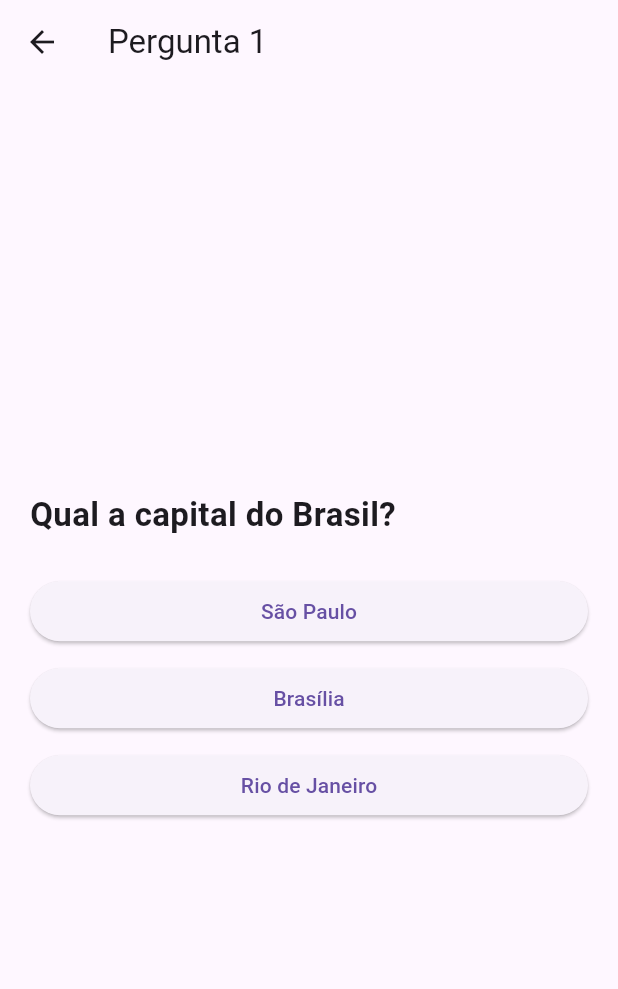
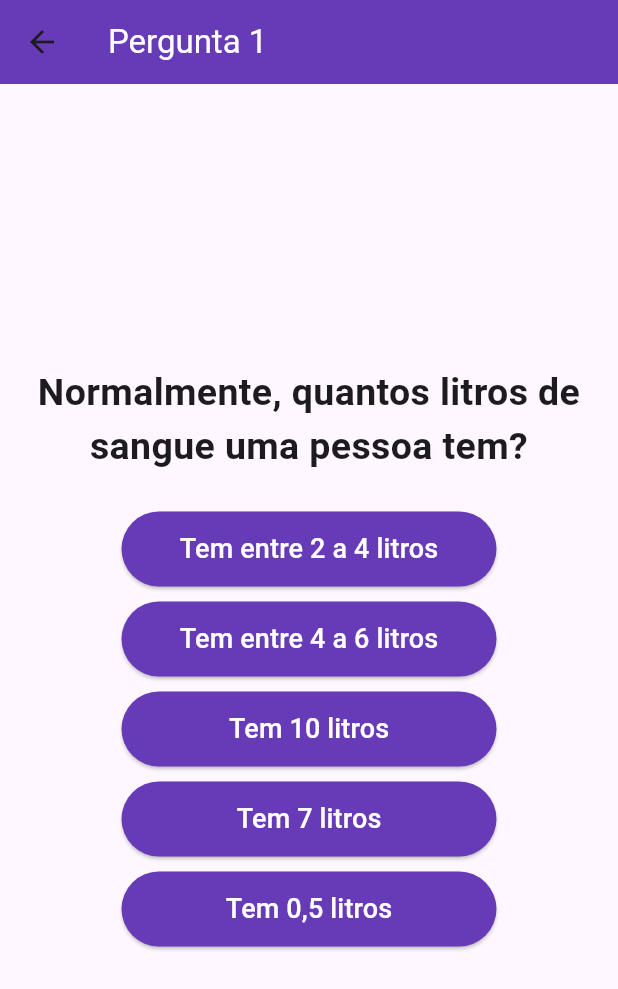
Before and after one commit to Gustavo-gsl/DevMob_Quizz, a Flutter app: the QuizPage screen opened directly with empty values, on a phone screen of 412 x 824 dp. Shown: the top 989 px of the screen. Run offline on Flutter 3.47's test engine with Material 3 defaults, Android fonts, the phone set to English and light mode, and no system bars.

Commit message:
Estilizando Telas

```diff
--- a/lib/main.dart
+++ b/lib/main.dart
@@ -11,9 +11,8 @@ class QuizApp extends StatelessWidget {
   @override
   Widget build(BuildContext context) {
     return MaterialApp(
-      title: 'Quiz em Flutter',
+      title: 'Quizz',
       debugShowCheckedModeBanner: false,
-      theme: ThemeData(primarySwatch: Colors.blue),
       home: const NomeJogadorPage(),
     );
   }
@@ -43,7 +42,7 @@ class _NomeJogadorPageState extends State<NomeJogadorPage> {
   Widget build(BuildContext context) {
     return Scaffold(
       appBar: AppBar(
-        title: const Text("Bem-vindo ao Quiz",
+        title: const Text("Bem-vindo ao Quizz",
           style: TextStyle(color: Colors.white)
           ),
           backgroundColor: Colors.deepPurple,
@@ -61,7 +60,7 @@ class _NomeJogadorPageState extends State<NomeJogadorPage> {
               onPressed: _iniciarQuiz,
               style: ElevatedButton.styleFrom(backgroundColor: Colors.deepPurple),
               child: const Text("Jogar",
-                style: TextStyle(color: Colors.white),
+                style: TextStyle(fontSize: 18, color: Colors.white),
                 ),
             )
           ],
@@ -70,11 +69,3 @@ class _NomeJogadorPageState extends State<NomeJogadorPage> {
     );
   }
 }
-
-class Pergunta {
-  final String enunciado;
-  final List<String> alternativas;
-  final int respostaCorreta;
-
-  Pergunta(this.enunciado, this.alternativas, this.respostaCorreta);
-}
--- a/lib/screens/quiz.dart
+++ b/lib/screens/quiz.dart
@@ -1,5 +1,4 @@
 import 'package:flutter/material.dart';
-import '../main.dart';
 import 'resultado.dart';
 
 class QuizPage extends StatefulWidget {
@@ -11,26 +10,75 @@ class QuizPage extends StatefulWidget {
   State<QuizPage> createState() => _QuizPageState();
 }
 
+class Pergunta {
+  final String enunciado;
+  final List<String> alternativas;
+  final int respostaCorreta;
+
+  Pergunta(this.enunciado, this.alternativas, this.respostaCorreta);
+}
+
 class _QuizPageState extends State<QuizPage> {
   int perguntaAtual = 0;
   int pontuacao = 0;
 
   final List<Pergunta> perguntas = [
-    Pergunta("Qual a capital do Brasil?",
-        ["São Paulo", "Brasília", "Rio de Janeiro"], 1),
-    Pergunta("Quanto é 7 x 8?", ["54", "56", "64"], 1),
-    Pergunta("Quem desenvolveu a linguagem Dart?",
-        ["Apple", "Google", "Microsoft"], 1),
-    Pergunta("Qual desses é um sistema operacional?",
-        ["Python", "Linux", "HTML"], 1),
-    Pergunta("Qual desses animais é um mamífero?",
-        ["Tubarão", "Golfinho", "Jacaré"], 1),
+    Pergunta(
+      "Normalmente, quantos litros de sangue uma pessoa tem?",
+      [
+        "Tem entre 2 a 4 litros",
+        "Tem entre 4 a 6 litros",
+        "Tem 10 litros",
+        "Tem 7 litros",
+        "Tem 0,5 litros"
+      ],
+      1),
+    Pergunta(
+      "De quem e a famosa frase \"Penso, logo existo\"?",
+      [
+        "Platao",
+        "Galileu Galilei",
+        "Descartes",
+        "Socrates",
+        "Francis Bacon"
+      ],
+      2),
+    Pergunta(
+      "Qual o livro mais vendido no mundo a seguir da Biblia?",
+      [
+        "O Senhor dos Aneis",
+        "O Pequeno Principe",
+        "Ela, a Feiticeira",
+        "Um Conto de Duas Cidades",
+        "Dom Quixote"
+      ],
+      4),
+    Pergunta(
+      "Qual a traducao da frase \"Fabiano cogio su saco antes de salir\"?",
+      [
+        "Fabiano coseu seu paleto antes de sair",
+        "Fabiano fechou o saco antes de sair",
+        "Fabiano cortou o saco antes de sair",
+        "Fabiano pegou seu paleto antes de sair",
+        "Fabiano rasgou seu paleto antes de sair"
+      ],
+      3),
+    Pergunta(
+      "Quem e o autor de \"O Principe\"?",
+      [
+        "Maquiavel",
+        "Antoine de Saint-Exupery",
+        "Montesquieu",
+        "Thomas Hobbes",
+        "Rousseau"
+      ],
+      0),
   ];
 
   void responder(int indice) {
     if (indice == perguntas[perguntaAtual].respostaCorreta) {
       pontuacao++;
-  }
+    }
 
     if (perguntaAtual + 1 < perguntas.length) {
       setState(() {
@@ -54,26 +102,43 @@ class _QuizPageState extends State<QuizPage> {
   Widget build(BuildContext context) {
     var pergunta = perguntas[perguntaAtual];
     return Scaffold(
-      appBar: AppBar(title: Text("Pergunta ${perguntaAtual + 1}")),
+      appBar: AppBar(
+        title: Text(
+          "Pergunta ${perguntaAtual + 1}",
+          style: const TextStyle(color: Colors.white),
+        ),
+        backgroundColor: Colors.deepPurple,
+      ),
       body: Padding(
         padding: const EdgeInsets.all(20.0),
         child: Column(
-          crossAxisAlignment: CrossAxisAlignment.stretch,
           mainAxisAlignment: MainAxisAlignment.center,
           children: [
-            Text(pergunta.enunciado,
-                style:
-                    const TextStyle(fontSize: 22, fontWeight: FontWeight.bold)),
+            Text(
+              pergunta.enunciado,
+              style:
+                  const TextStyle(fontSize: 25, fontWeight: FontWeight.bold),
+              textAlign: TextAlign.center,
+            ),
             const SizedBox(height: 20),
             ...List.generate(pergunta.alternativas.length, (index) {
               return Padding(
                 padding: const EdgeInsets.symmetric(vertical: 5),
-                child: ElevatedButton(
-                  onPressed: () => responder(index),
-                  child: Text(pergunta.alternativas[index]),
+                child: Center(
+                  child: ElevatedButton(
+                    onPressed: () => responder(index),
+                    style: ElevatedButton.styleFrom(
+                      backgroundColor: Colors.deepPurple,
+                      fixedSize: const Size(250, 50),
+                    ),
+                    child: Text(
+                      pergunta.alternativas[index],
+                      style: const TextStyle(fontSize: 18 ,color: Colors.white),
+                    ),
+                  ),
                 ),
               );
-            })
+            }),
           ],
         ),
       ),
--- a/lib/screens/resultado.dart
+++ b/lib/screens/resultado.dart
@@ -15,15 +15,26 @@ class ResultadoPage extends StatelessWidget {
   @override
   Widget build(BuildContext context) {
     return Scaffold(
-      appBar: AppBar(title: const Text("Resultado")),
+      appBar: AppBar(
+        title: const Text("Resultado",
+        style: TextStyle(color: Colors.white)
+          ),
+          backgroundColor: Colors.deepPurple,),
       body: Center(
         child: Column(
           mainAxisAlignment: MainAxisAlignment.center,
           children: [
-            Text("Parabéns, $nomeJogador!",
-                style:
-                    const TextStyle(fontSize: 24, fontWeight: FontWeight.bold)),
-            const SizedBox(height: 20),
+            if (pontuacao >= 3) ...[
+              Text("Parabéns, $nomeJogador!",
+                  style:
+                      const TextStyle(fontSize: 25, fontWeight: FontWeight.bold)),
+              const SizedBox(height: 20),
+            ]else ...[
+              Text("Um dia você consegue, $nomeJogador!",
+                  style:
+                      const TextStyle(fontSize: 25, fontWeight: FontWeight.bold)),
+              const SizedBox(height: 20),
+            ],
             Text("Sua pontuação: $pontuacao de $total",
                 style: const TextStyle(fontSize: 20)),
             const SizedBox(height: 30),
@@ -34,7 +45,10 @@ class ResultadoPage extends StatelessWidget {
                   MaterialPageRoute(builder: (context) => const NomeJogadorPage()),
                 );
               },
-              child: const Text("Jogar novamente"),
+              style: ElevatedButton.styleFrom(backgroundColor: Colors.deepPurple),
+              child: const Text("Jogar Novamente",
+                style: TextStyle(fontSize: 18, color: Colors.white),
+                ),
             )
           ],
         ),
```
